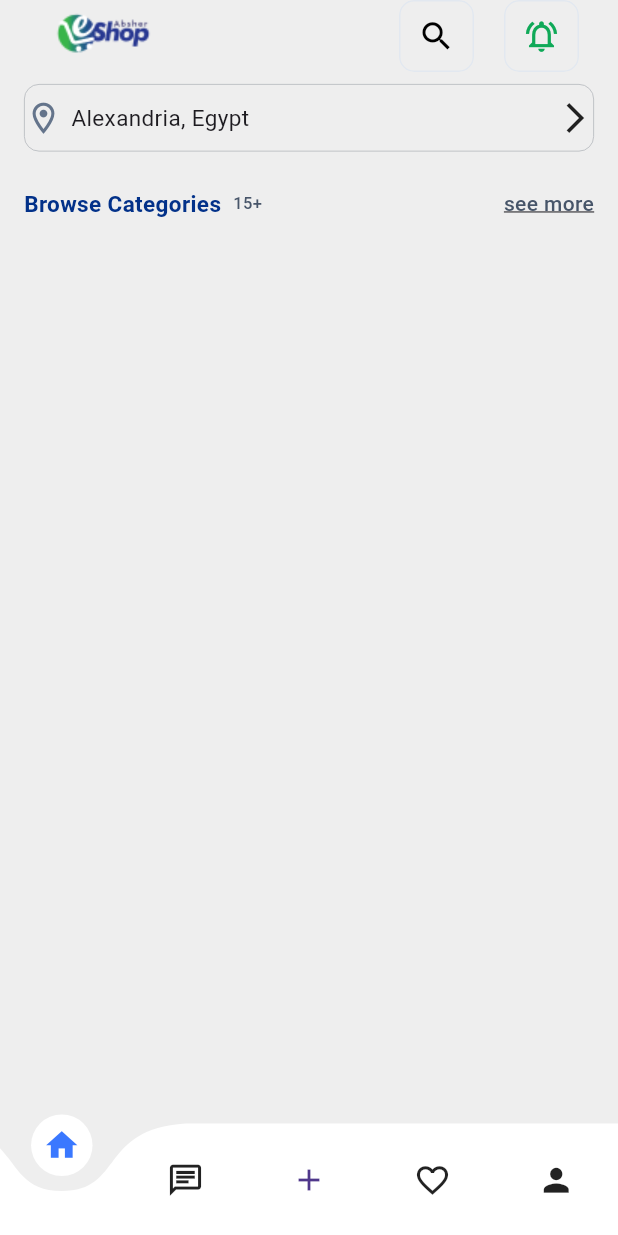
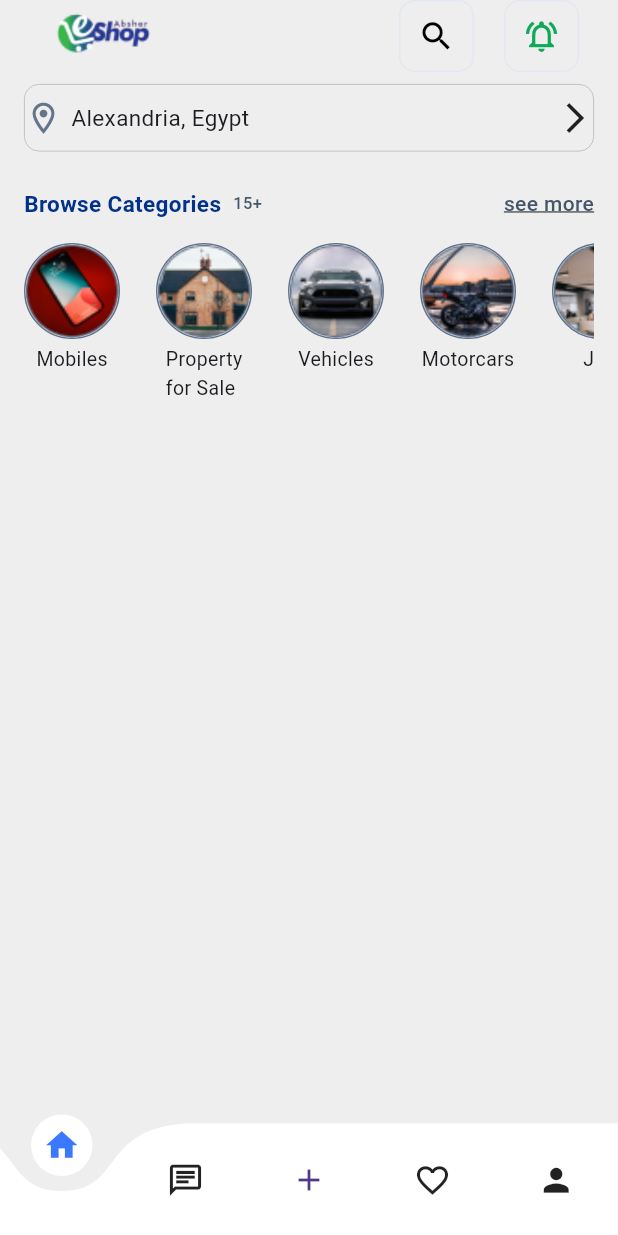
Before and after one commit to omarshaf3y/HomeScreen, a Flutter app: the screen it shows after launch, on a phone screen of 412 x 824 dp. Run offline on Flutter 3.47's test engine with Material 3 defaults, Android fonts, the phone set to English and light mode, and no system bars; drawn by our look-alikes of curved_navigation_bar.

Commit message:
create location section and category section

```diff
--- /dev/null
+++ b/lib/features/home/presentations/views/widgets/categories.dart
@@ -0,0 +1,74 @@
+import 'package:flutter/material.dart';
+
+class CategoriesWidget extends StatelessWidget {
+  const CategoriesWidget({
+    super.key,
+  });
+
+  @override
+  Widget build(BuildContext context) {
+    return SizedBox(
+      height: 123,
+      child: ListView.builder(
+        scrollDirection: Axis.horizontal,
+        itemCount: categoryItems.length,
+        itemBuilder: (context, index) {
+          final item = categoryItems[index];
+          return Padding(
+            padding: const EdgeInsets.only(right: 24),
+            child: Column(
+              children: [
+                Container(
+                  width: 64, // Fixed width
+                  height: 64, // Fixed height
+                  decoration: BoxDecoration(
+                    border: Border.all(
+                      color: const Color(0xff64748B),
+                      width: 1,
+                    ),
+                    borderRadius: BorderRadius.circular(32),
+                  ),
+                  child: ClipRRect(
+                    borderRadius: BorderRadius.circular(32),
+                    child: Image.asset(
+                      item.imagePath,
+                      fit:
+                          BoxFit.cover, // Ensure the image covers the container
+                    ),
+                  ),
+                ),
+                const SizedBox(height: 4),
+                Text(
+                  item.label,
+                  style: const TextStyle(
+                    fontSize: 13,
+                    fontWeight: FontWeight.w400,
+                  ),
+                ),
+              ],
+            ),
+          );
+        },
+      ),
+    );
+  }
+}
+
+class CategoryItem {
+  final String imagePath;
+  final String label;
+
+  CategoryItem({required this.imagePath, required this.label});
+}
+
+final List<CategoryItem> categoryItems = [
+  CategoryItem(imagePath: 'assets/images/Ellipse 1.png', label: 'Mobiles'),
+  CategoryItem(
+      imagePath: 'assets/images/Ellipse 1 (1).png',
+      label: 'Property\nfor Sale'),
+  CategoryItem(imagePath: 'assets/images/Ellipse 1 (2).png', label: 'Vehicles'),
+  CategoryItem(
+      imagePath: 'assets/images/Ellipse 1 (3).png', label: 'Motorcars'),
+  CategoryItem(imagePath: 'assets/images/Ellipse 1 (4).png', label: 'Job'),
+  CategoryItem(imagePath: 'assets/images/fashion.png', label: 'Fashions'),
+];
--- a/lib/features/home/presentations/views/widgets/home_view_body.dart
+++ b/lib/features/home/presentations/views/widgets/home_view_body.dart
@@ -1,44 +1,21 @@
 import 'package:flutter/material.dart';
+import 'package:home_screen/features/home/presentations/views/widgets/categories.dart';
+
+import 'location_section.dart';
 
 class HomeViewBody extends StatelessWidget {
   const HomeViewBody({super.key});
 
   @override
   Widget build(BuildContext context) {
-    return Padding(
-      padding: const EdgeInsets.symmetric(horizontal: 16),
+    return const Padding(
+      padding: EdgeInsets.symmetric(horizontal: 16),
       child: Column(
+        crossAxisAlignment: CrossAxisAlignment.start,
         children: [
-          Container(
-            height: 45,
-            decoration: BoxDecoration(
-              borderRadius: BorderRadius.circular(10),
-              border: Border.all(
-                color: const Color.fromARGB(255, 176, 180, 185),
-                width: .5,
-              ),
-            ),
-            child: const Row(
-              children: [
-                Icon(
-                  Icons.location_on_outlined,
-                  color: Color(0xff64748B),
-                  size: 25,
-                ),
-                SizedBox(width: 6),
-                Text(
-                  'Alexandria, Egypt',
-                  style: TextStyle(
-                    fontSize: 15,
-                  ),
-                ),
-                Spacer(flex: 1),
-                Icon(Icons.arrow_forward_ios)
-              ],
-            ),
-          ),
-          const SizedBox(height: 24),
-          const Row(
+          LocationSection(),
+          SizedBox(height: 24),
+          Row(
             children: [
               Text(
                 'Browse Categories',
@@ -68,6 +45,8 @@ class HomeViewBody extends StatelessWidget {
               ),
             ],
           ),
+          SizedBox(height: 16),
+          CategoriesWidget(),
         ],
       ),
     );
--- /dev/null
+++ b/lib/features/home/presentations/views/widgets/location_section.dart
@@ -0,0 +1,39 @@
+import 'package:flutter/material.dart';
+
+class LocationSection extends StatelessWidget {
+  const LocationSection({
+    super.key,
+  });
+
+  @override
+  Widget build(BuildContext context) {
+    return Container(
+      height: 45,
+      decoration: BoxDecoration(
+        borderRadius: BorderRadius.circular(10),
+        border: Border.all(
+          color: const Color.fromARGB(255, 176, 180, 185),
+          width: .5,
+        ),
+      ),
+      child: const Row(
+        children: [
+          Icon(
+            Icons.location_on_outlined,
+            color: Color(0xff64748B),
+            size: 25,
+          ),
+          SizedBox(width: 6),
+          Text(
+            'Alexandria, Egypt',
+            style: TextStyle(
+              fontSize: 15,
+            ),
+          ),
+          Spacer(flex: 1),
+          Icon(Icons.arrow_forward_ios)
+        ],
+      ),
+    );
+  }
+}
```
Also changed, not shown: assets/images/Ellipse 1 (1).png (added), assets/images/Ellipse 1 (2).png (added), assets/images/Ellipse 1 (3).png (added), assets/images/Ellipse 1 (4).png (added), assets/images/Ellipse 1.png (added), assets/images/fashion.png (added).
